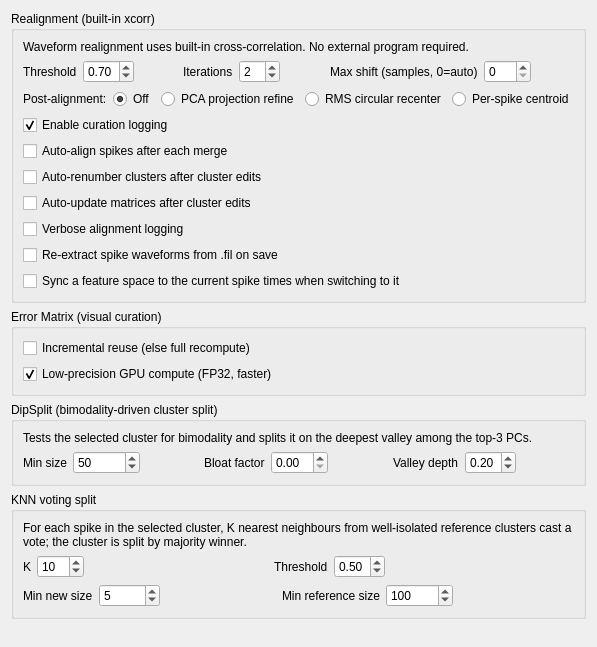
Qt form src/klusters/src/prefrefinementlayout.ui (Gravios/neurosuite-3) before a commit.
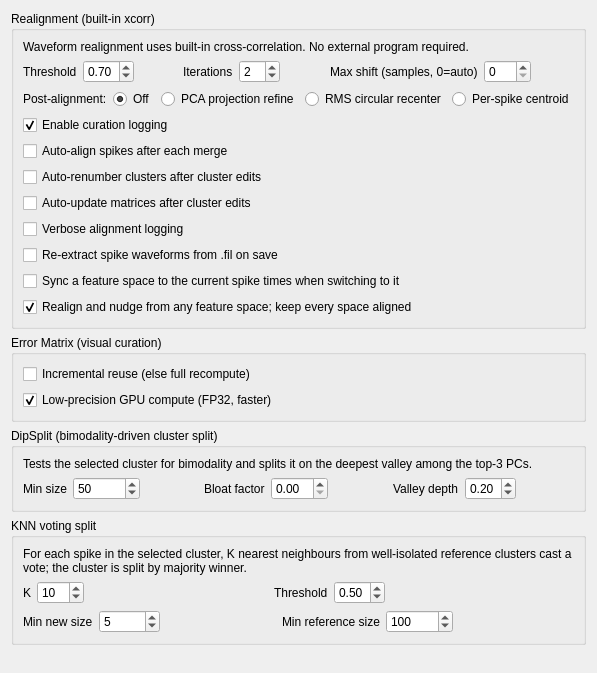
The same form after that commit.

Commit message: klusters: realign and nudge from any feature space; other spaces follow moved spikes

What changed in the file:
```diff
--- a/src/klusters/src/prefrefinementlayout.ui
+++ b/src/klusters/src/prefrefinementlayout.ui
@@ -303,6 +303,19 @@
             </property>
            </widget>
           </item>
+          <item row="10" column="0">
+           <widget class="QCheckBox" name="realignFromAnySpaceCheckBox">
+            <property name="text">
+             <string>Realign and nudge from any feature space; keep every space aligned</string>
+            </property>
+            <property name="toolTip">
+             <string>Realign, Align All and nudge work while another method's space is shown: they run in the .clu's own space and return to the shown one.  After each of them every other space follows the moved spikes: each moved spike is re-extracted from the .fil into every other waveform file (in that space's own domain) and re-projected into every space's features, so all spaces stay at the same spike times.  The results are working copies, saved with Save.  On by default; when on, every realign or nudge also reads the .fil for the moved spikes and rewrites them in each space.  When off, realign and nudge are only available in the .clu's own space and the other spaces keep their old spike times until synced.</string>
+            </property>
+            <property name="checked">
+             <bool>true</bool>
+            </property>
+           </widget>
+          </item>
        </layout>
       </widget>
    </item>
```
The commit also changes 16 other files.
